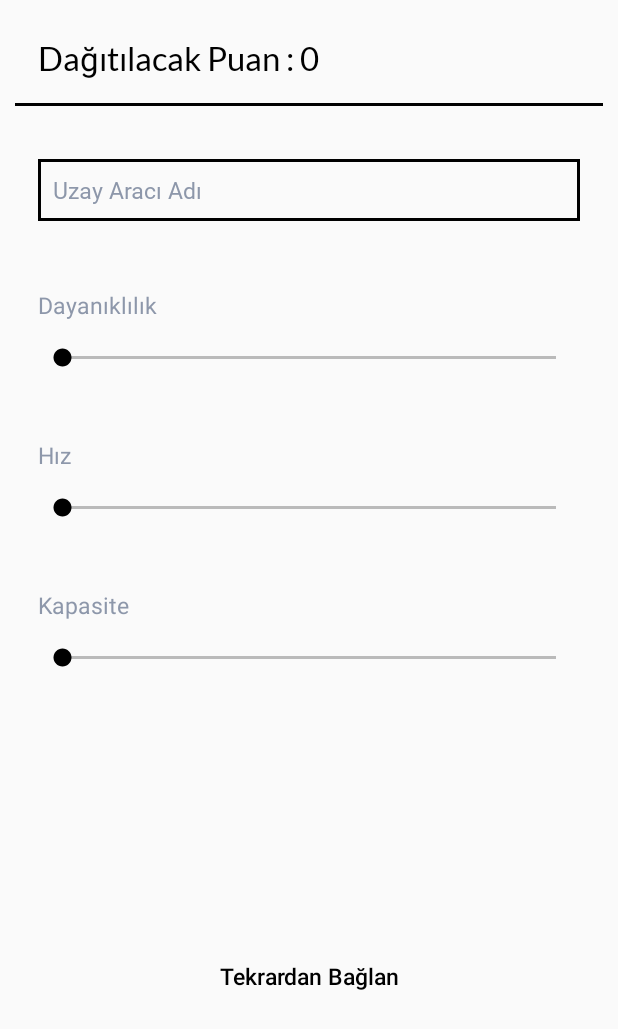
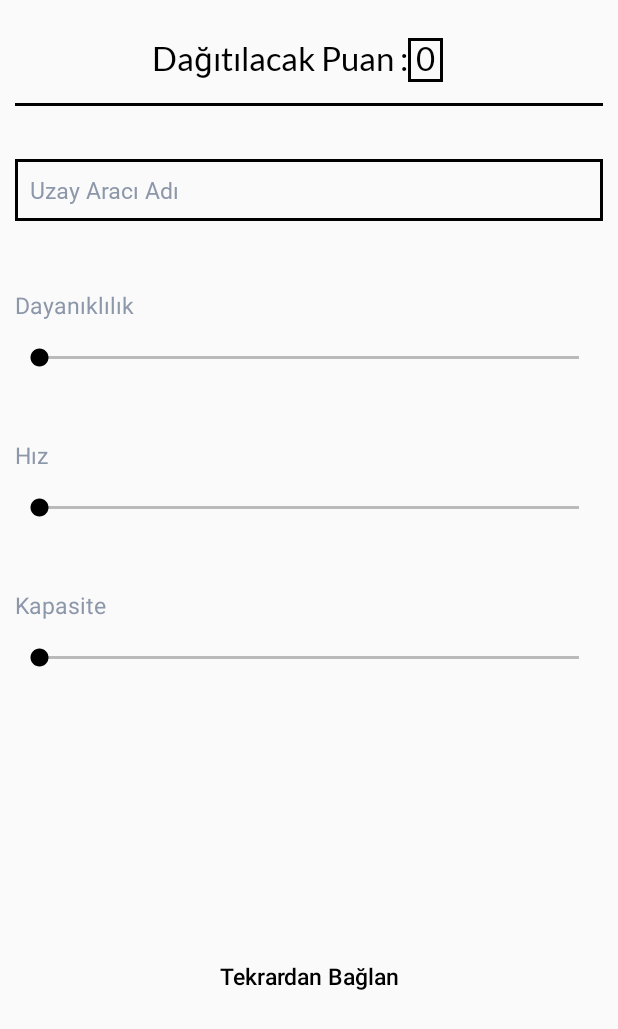
Before and after one commit to atilayorun/51cd865a26fe10ab2fb316fe6528f889, an Android app: the screen it shows after launch (MainActivity), on a phone screen of 412 x 824 dp. Shown: the top 1029 px of the screen. Run offline under Robolectric (Android 15) with nearby library versions, the phone set to English and light mode, and no system bars; our stand-ins replace Room's generated code.

Commit message:
ui updates

```diff
--- a/app/src/main/java/com/example/a51cd865a26fe10ab2fb316fe6528f889/adapter/FavSpaceStationsAdapter.kt
+++ b/app/src/main/java/com/example/a51cd865a26fe10ab2fb316fe6528f889/adapter/FavSpaceStationsAdapter.kt
@@ -18,7 +18,7 @@ class FavSpaceStationsAdapter(listener: FavSpaceStationsAdapterListener): Recycl
         val tvStationName: TextView = binding.tvStationName
         val tvUniversalSpaceTime: TextView = binding.tvUniversalSpaceTime
         val tvCapacityAndStock: TextView = binding.tvCapacityAndStock
-        val ivFav:ImageView = binding.ivFav2
+        val ivFav:ImageView = binding.ivFavBlack
     }
 
     override fun onCreateViewHolder(parent: ViewGroup, viewType: Int): ViewHolder {
--- a/app/src/main/java/com/example/a51cd865a26fe10ab2fb316fe6528f889/adapter/StationAdapter.kt
+++ b/app/src/main/java/com/example/a51cd865a26fe10ab2fb316fe6528f889/adapter/StationAdapter.kt
@@ -99,7 +99,7 @@ class StationAdapter(listener: StationAdapterListener) :
 
     override fun getItemCount(): Int = stationList.size
 
-    inner class ViewHolder(val binding: ItemStationBinding) :
+    inner class ViewHolder(binding: ItemStationBinding) :
         RecyclerView.ViewHolder(binding.root) {
         val tvCapacityAndStock: TextView = binding.tvCapacityAndStock
         val tvStationName: TextView = binding.tvStationName
--- a/app/src/main/java/com/example/a51cd865a26fe10ab2fb316fe6528f889/ui/CreatingSpacecraftFragment.kt
+++ b/app/src/main/java/com/example/a51cd865a26fe10ab2fb316fe6528f889/ui/CreatingSpacecraftFragment.kt
@@ -85,7 +85,7 @@ class CreatingSpacecraftFragment : Fragment() {
     private fun listeners() {
         fun updateValue() {
             totalPoint = durabilityPoint + speedPoint + capacityPoint
-            binding.tvPoint.text = "Dağıtılacak Puan : ${totalPoint}"
+            binding.tvPoint.text = "$totalPoint"
         }
         binding.sbDurability.setOnSeekBarChangeListener(object : SeekBar.OnSeekBarChangeListener {
             override fun onProgressChanged(p0: SeekBar?, p1: Int, p2: Boolean) {
--- a/app/src/main/java/com/example/a51cd865a26fe10ab2fb316fe6528f889/ui/HomeScreenFragment.kt
+++ b/app/src/main/java/com/example/a51cd865a26fe10ab2fb316fe6528f889/ui/HomeScreenFragment.kt
@@ -22,7 +22,7 @@ class HomeScreenFragment : Fragment() {
         val view = binding.root
 
 
-        val nestedNavHostFragment = childFragmentManager.findFragmentById(R.id.fragment3) as? NavHostFragment
+        val nestedNavHostFragment = childFragmentManager.findFragmentById(R.id.navHostFragment) as? NavHostFragment
         val navController = nestedNavHostFragment?.navController
         val bottomNavigationView = view.findViewById<BottomNavigationView>(R.id.bottomNavigationView)
         if (navController != null) {
--- a/app/src/main/java/com/example/a51cd865a26fe10ab2fb316fe6528f889/viewModel/CreatingSpacecraftViewModel.kt
+++ b/app/src/main/java/com/example/a51cd865a26fe10ab2fb316fe6528f889/viewModel/CreatingSpacecraftViewModel.kt
@@ -2,7 +2,6 @@ package com.example.a51cd865a26fe10ab2fb316fe6528f889.viewModel
 
 import androidx.lifecycle.MutableLiveData
 import androidx.lifecycle.ViewModel
-import androidx.lifecycle.viewModelScope
 import com.example.a51cd865a26fe10ab2fb316fe6528f889.api.ApiClient
 import com.example.a51cd865a26fe10ab2fb316fe6528f889.db.SpaceStationDatabase
 import com.example.a51cd865a26fe10ab2fb316fe6528f889.model.Spacecraft
--- a/app/src/main/res/layout/fragment_creating_spacecraft.xml
+++ b/app/src/main/res/layout/fragment_creating_spacecraft.xml
@@ -13,7 +13,7 @@
         android:orientation="vertical">
 
         <View
-            android:id="@+id/divider3"
+            android:id="@+id/black_underline"
             android:layout_width="0dp"
             android:layout_height="2dp"
             android:layout_marginStart="10dp"
@@ -22,7 +22,7 @@
             android:background="#000000"
             app:layout_constraintEnd_toEndOf="parent"
             app:layout_constraintStart_toStartOf="parent"
-            app:layout_constraintTop_toBottomOf="@+id/tv_point" />
+            app:layout_constraintTop_toBottomOf="@+id/tv_pointText" />
 
         <com.google.android.material.button.MaterialButton
             android:id="@+id/btn_continue"
@@ -33,7 +33,7 @@
             android:layout_marginBottom="20dp"
             android:insetTop="0dp"
             android:insetBottom="0dp"
-            android:text="Devam Et"
+            android:text="@string/btn_continue"
             android:textAllCaps="false"
             android:textColor="#000000"
             android:textSize="15sp"
@@ -49,17 +49,35 @@
 
         <TextView
             android:id="@+id/tv_point"
-            android:layout_width="0dp"
+            android:layout_width="wrap_content"
+            android:layout_height="wrap_content"
+            android:layout_marginTop="25dp"
+            android:fontFamily="@font/lato_regular"
+            android:singleLine="true"
+            android:paddingLeft="5dp"
+            android:paddingRight="5dp"
+            android:paddingBottom="2dp"
+            android:background="@drawable/rounded_edittext"
+            android:text="@string/point"
+            android:textColor="#000000"
+            android:textSize="22sp"
+            app:layout_constraintStart_toEndOf="@+id/tv_pointText"
+            app:layout_constraintTop_toTopOf="parent" />
+
+        <TextView
+            android:id="@+id/tv_pointText"
+            android:layout_width="wrap_content"
             android:layout_height="wrap_content"
             android:layout_marginStart="25dp"
             android:layout_marginTop="25dp"
             android:layout_marginEnd="25dp"
             android:fontFamily="@font/lato_regular"
             android:singleLine="true"
-            android:text="Dağıtılacak Puan : 0"
+            android:text="@string/points_to_be_distributed"
             android:textColor="#000000"
             android:textSize="22sp"
             app:layout_constraintEnd_toEndOf="parent"
+            app:layout_constraintHorizontal_bias="0.4"
             app:layout_constraintStart_toStartOf="parent"
             app:layout_constraintTop_toTopOf="parent" />
 
@@ -70,23 +88,24 @@
             android:layout_marginTop="35dp"
             android:background="@drawable/rounded_edittext"
             android:fontFamily="@font/lato_medium"
-            android:hint="Uzay Aracı Adı"
+            android:hint="@string/spacecraft_name"
             android:inputType="textEmailAddress"
+            android:autofillHints=""
             android:padding="10dp"
             android:textColor="#8D97AA"
             android:textColorHint="#8D97AA"
             android:textColorLink="#8D97AA"
             android:textSize="15sp"
-            app:layout_constraintEnd_toEndOf="@+id/tv_point"
-            app:layout_constraintStart_toStartOf="@+id/tv_point"
-            app:layout_constraintTop_toBottomOf="@+id/divider3" />
+            app:layout_constraintEnd_toEndOf="@+id/black_underline"
+            app:layout_constraintStart_toStartOf="@+id/black_underline"
+            app:layout_constraintTop_toBottomOf="@+id/black_underline" />
 
         <TextView
             android:id="@+id/tv_durability"
             android:layout_width="wrap_content"
             android:layout_height="wrap_content"
             android:layout_marginTop="45dp"
-            android:text="Dayanıklılık"
+            android:text="@string/durability"
             android:textColor="#8D97AA"
             android:textSize="15sp"
             app:layout_constraintStart_toStartOf="@+id/edt_stationName"
@@ -111,7 +130,7 @@
             android:layout_width="wrap_content"
             android:layout_height="wrap_content"
             android:layout_marginTop="45dp"
-            android:text="Hız"
+            android:text="@string/speed"
             android:textColor="#8D97AA"
             android:textSize="15sp"
             app:layout_constraintStart_toStartOf="@+id/edt_stationName"
@@ -136,7 +155,7 @@
             android:layout_width="wrap_content"
             android:layout_height="wrap_content"
             android:layout_marginTop="45dp"
-            android:text="Kapasite"
+            android:text="@string/capacity"
             android:textColor="#8D97AA"
             android:textSize="15sp"
             app:layout_constraintStart_toStartOf="@+id/edt_stationName"
@@ -155,5 +174,6 @@
             app:layout_constraintEnd_toEndOf="@+id/edt_stationName"
             app:layout_constraintStart_toStartOf="@+id/tv_durability"
             app:layout_constraintTop_toBottomOf="@+id/tv_capacity" />
+
     </androidx.constraintlayout.widget.ConstraintLayout>
     </ScrollView>
--- a/app/src/main/res/layout/fragment_fav_space_stations.xml
+++ b/app/src/main/res/layout/fragment_fav_space_stations.xml
@@ -7,7 +7,7 @@
     tools:context=".ui.FavSpaceStationsFragment">
 
     <View
-        android:id="@+id/divider2"
+        android:id="@+id/black_underline"
         android:layout_width="0dp"
         android:layout_height="2dp"
         android:layout_marginStart="10dp"
@@ -27,7 +27,7 @@
         android:layout_marginEnd="25dp"
         android:fontFamily="@font/lato_regular"
         android:singleLine="true"
-        android:text="Favoriler"
+        android:text="@string/favorites"
         android:textColor="#000000"
         android:textSize="22sp"
         app:layout_constraintEnd_toEndOf="parent"
@@ -42,5 +42,5 @@
         app:layout_constraintBottom_toBottomOf="parent"
         app:layout_constraintEnd_toEndOf="parent"
         app:layout_constraintStart_toStartOf="parent"
-        app:layout_constraintTop_toBottomOf="@+id/divider2" />
+        app:layout_constraintTop_toBottomOf="@+id/black_underline" />
 </androidx.constraintlayout.widget.ConstraintLayout>
--- a/app/src/main/res/layout/item_fav_station.xml
+++ b/app/src/main/res/layout/item_fav_station.xml
@@ -20,7 +20,7 @@
         android:text=""
         android:textColor="#070707"
         android:textSize="18sp"
-        app:layout_constraintEnd_toStartOf="@+id/iv_fav2"
+        app:layout_constraintEnd_toStartOf="@+id/iv_favBlack"
         app:layout_constraintHorizontal_bias="0.0"
         app:layout_constraintStart_toStartOf="parent"
         app:layout_constraintTop_toTopOf="parent" />
@@ -56,9 +56,10 @@
         app:layout_constraintTop_toBottomOf="@+id/tv_universalSpaceTime" />
 
     <ImageView
-        android:id="@+id/iv_fav2"
+        android:id="@+id/iv_favBlack"
         android:layout_width="40dp"
         android:layout_height="40dp"
+        android:contentDescription="@string/favori_icon"
         android:layout_marginEnd="20dp"
         app:layout_constraintEnd_toEndOf="parent"
         app:layout_constraintTop_toTopOf="@+id/tv_stationName"
--- a/app/src/main/res/values/strings.xml
+++ b/app/src/main/res/values/strings.xml
@@ -3,4 +3,17 @@
 
     <!-- TODO: Remove or change this placeholder text -->
     <string name="hello_blank_fragment">Hello blank fragment</string>
+    <string name="btn_continue">Devam Et</string>
+    <string name="points_to_be_distributed">Dağıtılacak Puan : </string>
+    <string name="point">0</string>
+    <string name="spacecraft_name">Uzay Aracı Adı</string>
+    <string name="durability">Dayanıklılık</string>
+    <string name="speed">Hız</string>
+    <string name="capacity">Kapasite</string>
+    <string name="favorites">Favoriler</string>
+    <string name="travel">Git</string>
+    <string name="rightclick">rightClick</string>
+    <string name="leftclick">leftClick</string>
+    <string name="icon_fav">icon_fav</string>
+    <string name="favori_icon">favoriIcon</string>
 </resources>
```
Also changed, not shown: app/src/main/java/com/example/a51cd865a26fe10ab2fb316fe6528f889/ui/StationFragment.kt (+17 -5 lines), app/src/main/java/com/example/a51cd865a26fe10ab2fb316fe6528f889/viewModel/StationViewModel.kt (+11 -9 lines), app/src/main/res/drawable/ic_mic_black.xml (added, +9 -0 lines), app/src/main/res/layout/fragment_home_screen.xml (+12 -11 lines), app/src/main/res/layout/fragment_station.xml (+26 -15 lines), app/src/main/res/layout/item_station.xml (+10 -7 lines).
